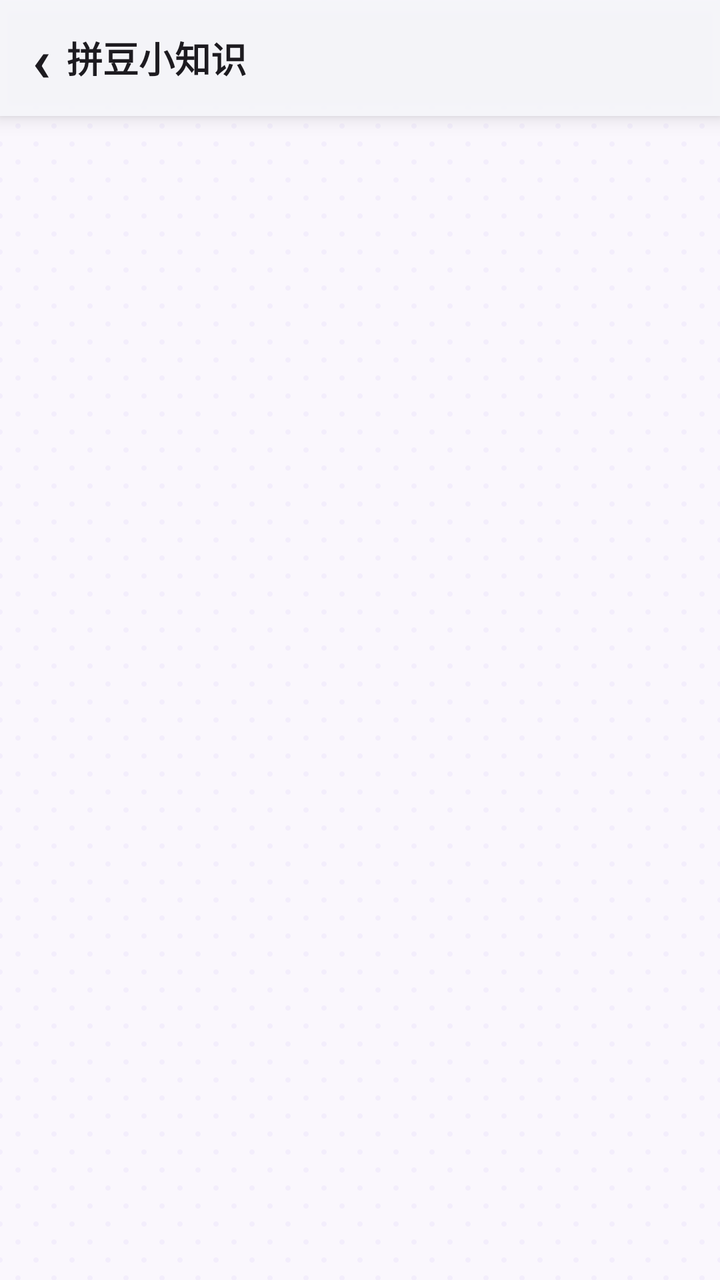
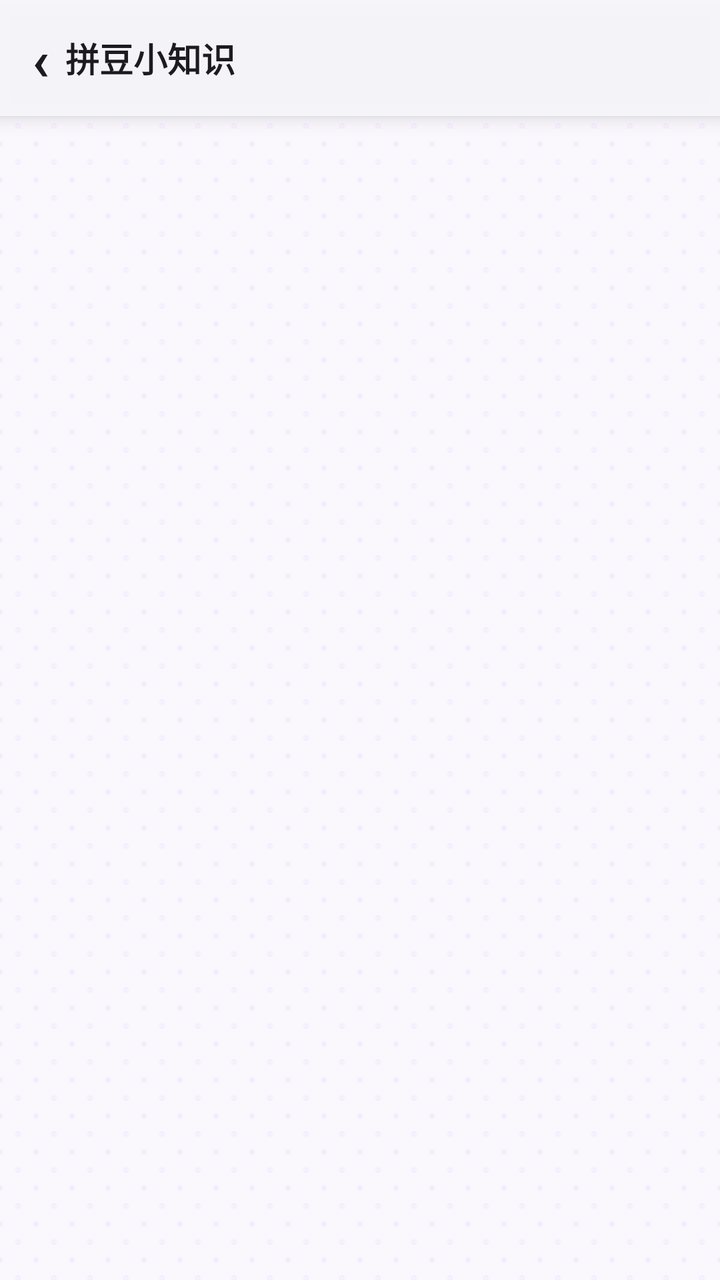

An Android layout rendered at two revisions. The XML below is the earlier revision; the diff shows what the commit changed to produce the second picture.
<!-- AndroidManifest.xml: application theme AppTheme -->
<!-- res/layout/activity_knowledge.xml -->
<?xml version="1.0" encoding="utf-8"?>
<LinearLayout xmlns:android="http://schemas.android.com/apk/res/android"
    android:layout_width="match_parent"
    android:layout_height="match_parent"
    android:background="@drawable/bg_pegboard"
    android:orientation="vertical">

    <LinearLayout
        android:layout_width="match_parent"
        android:layout_height="58dp"
        android:background="@drawable/bg_header"
        android:elevation="6dp"
        android:gravity="center_vertical"
        android:orientation="horizontal">

        <TextView
            android:id="@+id/btnBack"
            android:layout_width="wrap_content"
            android:layout_height="match_parent"
            android:clickable="true"
            android:focusable="true"
            android:gravity="center"
            android:paddingStart="16dp"
            android:paddingEnd="8dp"
            android:text="‹"
            android:textColor="@color/textMain"
            android:textSize="30sp"
            android:textStyle="bold" />

        <TextView
            android:layout_width="0dp"
            android:layout_height="wrap_content"
            android:layout_weight="1"
            android:text="@string/knowledge_title"
            android:textColor="@color/textMain"
            android:textSize="18sp"
            android:textStyle="bold" />
    </LinearLayout>

    <ScrollView
        android:layout_width="match_parent"
        android:layout_height="0dp"
        android:layout_weight="1"
        android:scrollbars="none">

        <LinearLayout
            android:id="@+id/container"
            android:layout_width="match_parent"
            android:layout_height="wrap_content"
            android:orientation="vertical"
            android:padding="16dp"
            android:paddingBottom="30dp" />
    </ScrollView>
</LinearLayout>
<!-- resources referenced by this layout -->
<resources>
  <color name="textMain">#1D1B20</color>
  <!-- drawable bg_header (drawable) -->
  <?xml version="1.0" encoding="utf-8"?>
  <shape xmlns:android="http://schemas.android.com/apk/res/android"
      android:shape="rectangle">
      <solid android:color="@color/headerBg" />
  </shape>
  <!-- drawable bg_pegboard (drawable) -->
  <?xml version="1.0" encoding="utf-8"?>
  <bitmap xmlns:android="http://schemas.android.com/apk/res/android"
      android:src="@drawable/tile_pegboard"
      android:tileModeX="repeat"
      android:tileModeY="repeat" />
  <string name="knowledge_title">拼豆小知识</string>
  <style name="AppTheme" parent="android:Theme.Material.Light.NoActionBar">
          <item name="android:colorPrimary">@color/primary</item>
          <item name="android:colorPrimaryDark">@color/bg</item>
          <item name="android:colorAccent">@color/primary</item>
          <item name="android:statusBarColor">@color/bg</item>
          <item name="android:navigationBarColor">@color/bg</item>
          <item name="android:windowBackground">@drawable/bg_pegboard</item>
          <item name="android:windowLightStatusBar">true</item>
          
          <item name="android:alertDialogTheme">@style/CandyAlertDialog</item>
      </style>
  <color name="headerBg">#F2F7F7FB</color>
  <!-- drawable tile_pegboard: png bitmap (drawable-night-nodpi, 262 bytes) -->
  <color name="primary">#6750A4</color>
  <color name="bg">#FEF7FF</color>
  <style name="CandyAlertDialog" parent="android:Theme.Material.Light.Dialog.Alert">
          <item name="android:windowBackground">@drawable/bg_dialog</item>
          <item name="android:colorAccent">@color/primary</item>
          <item name="android:textColorPrimary">@color/textMain</item>
          <item name="android:textColorSecondary">@color/textSub</item>
          <item name="android:windowMinWidthMinor">85%</item>
      </style>
  <!-- drawable bg_dialog (drawable) -->
  <?xml version="1.0" encoding="utf-8"?>
  <shape xmlns:android="http://schemas.android.com/apk/res/android"
      android:shape="rectangle">
      <solid android:color="@color/card" />
      <corners android:radius="28dp" />
  </shape>
  <color name="textSub">#49454F</color>
  <color name="card">#FFFFFF</color>
</resources>

<!-- the commit's change to res/layout/activity_knowledge.xml (unified diff, before → after) -->
@@ -24,7 +24,7 @@
             android:paddingEnd="8dp"
             android:text="‹"
             android:textColor="@color/textMain"
-            android:textSize="30sp"
+            android:textSize="28sp"
             android:textStyle="bold" />
 
         <TextView
@@ -33,7 +33,7 @@
             android:layout_weight="1"
             android:text="@string/knowledge_title"
             android:textColor="@color/textMain"
-            android:textSize="18sp"
+            android:textSize="17sp"
             android:textStyle="bold" />
     </LinearLayout>
 
<!-- resource entries referenced after the edit -->
@@ -26,7 +26,7 @@
           <item name="android:alertDialogTheme">@style/CandyAlertDialog</item>
       </style>
   <color name="headerBg">#F2F7F7FB</color>
-  <!-- drawable tile_pegboard: png bitmap (drawable-night-nodpi, 262 bytes) -->
+  <!-- drawable tile_pegboard: png bitmap (drawable-night-nodpi, 279 bytes) -->
   <color name="primary">#6750A4</color>
   <color name="bg">#FEF7FF</color>
   <style name="CandyAlertDialog" parent="android:Theme.Material.Light.Dialog.Alert">
